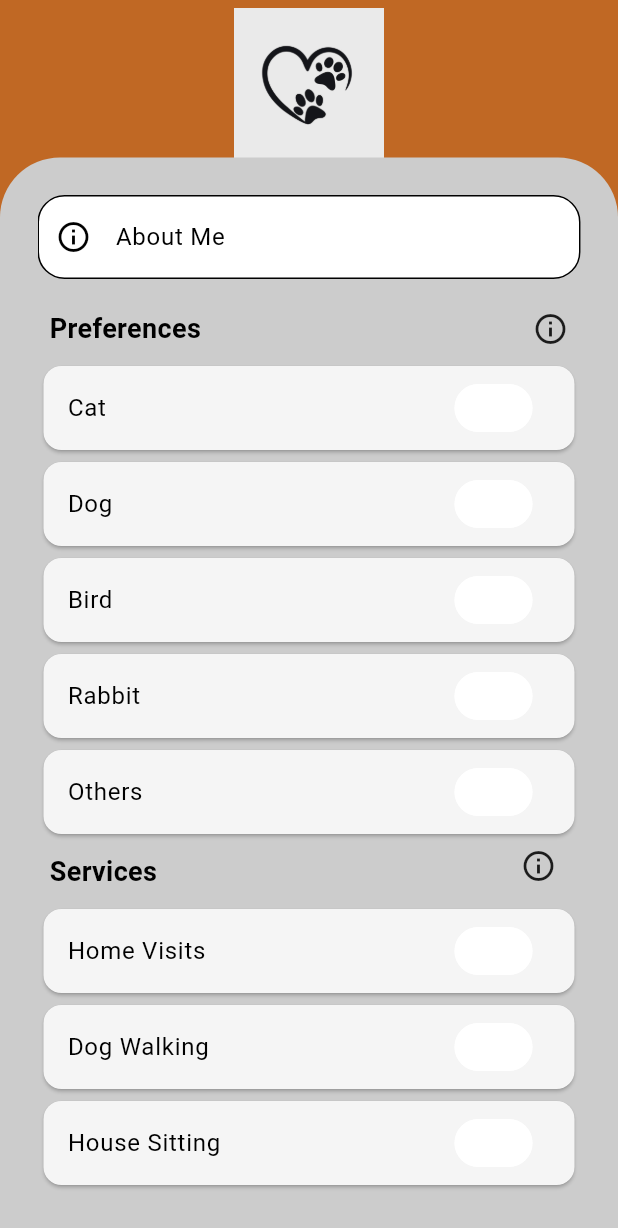
After one commit to Vaishnavi8507/pet_care, a Flutter app: the VolunteerReg screen opened by its route, after a tap on "Next", on a phone screen of 412 x 824 dp. The commit adds this screen. Shown: the top 1228 px of the screen. Run offline on Flutter 3.47's test engine with Material 3 defaults, Android fonts, the phone set to English and light mode, and no system bars; our stand-ins replace cloud_firestore, firebase_auth, firebase_core, image_picker; accounts and stored records are empty; statements that could not run were skipped.

Commit message:
added volunteer extra volunteer fields

```diff
--- a/lib/main.dart
+++ b/lib/main.dart
@@ -8,6 +8,7 @@ import 'package:pet_care/pages/owner&pet/pet_register.dart';
 import 'package:pet_care/pages/pets_page/pets.dart';
 import 'package:pet_care/pages/volunteer/volunteer_login_page.dart';
 import 'package:pet_care/pages/volunteer/volunteer_reg.dart';
+import 'package:pet_care/pages/volunteer/volunter_reg2.dart';
 import 'package:pet_care/provider/forgot_password_provider.dart';
 import 'package:pet_care/provider/owner_login_provider.dart';
 import 'package:pet_care/provider/owner_reg_provider.dart';
@@ -61,7 +62,8 @@ class MyApp extends StatelessWidget {
         '/petRegister': (context) => PetRegistration(),
         '/volunteerRegister': (context) => VolunteerReg(),
         '/volunteerLogin': (context) => VolunteerLogin(),
-        '/forgotPassword': (context) => ForgotPasswordScreen()
+        '/forgotPassword': (context) => ForgotPasswordScreen(),
+        '/volunteerRegister2': (context) => VolunteerRegPage2()
       },
     );
   }
--- a/lib/pages/volunteer/volunteer_reg.dart
+++ b/lib/pages/volunteer/volunteer_reg.dart
@@ -120,15 +120,21 @@ class VolunteerReg extends StatelessWidget {
                             SizedBox(height: 5),
                             CustomTextButton(
                               onPressed: () {
-                                provider.setVolunteerName(_volunteerNameController.text);
-                                provider.setVolunteerEmail(_volunteerEmailController.text);
-                                provider.setVolunteerPassword(_volunteerPasswordController.text);
-                                provider.setVolunteerPhoneNo(_volunteerPhoneNoController.text);
-                                provider.setVolunteerAge(_volunteerAgeController.text);
-                                provider.setVolunteerOccupation(_volunteerOccupationController.text);
-                                provider.volunteerSignUp();
+                                provider.setVolunteerName(
+                                    _volunteerNameController.text);
+                                provider.setVolunteerEmail(
+                                    _volunteerEmailController.text);
+                                provider.setVolunteerPassword(
+                                    _volunteerPasswordController.text);
+                                provider.setVolunteerPhoneNo(
+                                    _volunteerPhoneNoController.text);
+                                provider.setVolunteerAge(
+                                    _volunteerAgeController.text);
+                                provider.setVolunteerOccupation(
+                                    _volunteerOccupationController.text);
+                                provider.navigateToVolunteerReg2(context);
                               },
-                              text: 'Sign Up',
+                              text: 'Next',
                               backgroundColor: LightColors.primaryDarkColor,
                               textColor: LightColors.textColor,
                               fontSize: 15,
@@ -143,9 +149,7 @@ class VolunteerReg extends StatelessWidget {
                                   fontSize: 16,
                                 ),
                                 children: <TextSpan>[
-                                    TextSpan(
-                                      text: ' ',
-                                    ),
+                                  TextSpan(text: ' '),
                                   TextSpan(
                                     text: 'Sign In',
                                     style: TextStyle(
@@ -153,9 +157,12 @@ class VolunteerReg extends StatelessWidget {
                                     ),
                                     recognizer: TapGestureRecognizer()
                                       ..onTap = () {
-                                            provider.navigateToVolunteerLogin(context);
-                                          })
-                                  ]),
+                                        provider
+                                            .navigateToVolunteerLogin(context);
+                                      },
+                                  )
+                                ],
+                              ),
                             ),
                           ],
                         ),
--- /dev/null
+++ b/lib/pages/volunteer/volunter_reg2.dart
@@ -0,0 +1,194 @@
+import 'package:flutter/material.dart';
+import 'package:pet_care/provider/volunteer_reg_provider.dart';
+import 'package:pet_care/widgets/components/text_button.dart';
+import 'package:pet_care/widgets/components/textfield.dart';
+import 'package:provider/provider.dart';
+import '../../constants/theme/light_colors.dart';
+
+class VolunteerRegPage2 extends StatelessWidget {
+  final _volunteerAboutMeController = TextEditingController();
+
+  @override
+  Widget build(BuildContext context) {
+    return Scaffold(
+      backgroundColor: LightColors.primaryDarkColor,
+      body: Padding(
+        padding: const EdgeInsets.only(top: 3.0),
+        child: Column(
+          crossAxisAlignment: CrossAxisAlignment.stretch,
+          children: [
+            SizedBox(height: 2),
+            Image.asset(
+              'assets/images/landing-2.jpg',
+              height: 100,
+              width: 90,
+            ),
+            Expanded(
+              child: Container(
+                decoration: const BoxDecoration(
+                  color: LightColors.borderColor,
+                  borderRadius: BorderRadius.only(
+                    topLeft: Radius.circular(40),
+                    topRight: Radius.circular(40),
+                  ),
+                ),
+                child: Padding(
+                  padding: const EdgeInsets.all(25.0),
+                  child: Consumer<VolunteerRegistrationProvider>(
+                    builder: (context, provider, child) {
+                      return SingleChildScrollView(
+                        child: Column(
+                          mainAxisSize: MainAxisSize.min,
+                          children: [
+                            MyTextField(
+                              hintText: 'About Me',
+                              obsText: false,
+                              controller: _volunteerAboutMeController,
+                              margin: EdgeInsets.only(bottom: 20),
+                              padding: EdgeInsets.zero,
+                              prefixIcon: Icon(Icons.info_outline),
+                              textStyle: TextStyle(color: Colors.black),
+                              fillColor: Colors.white,
+                            ),
+                          const Row(
+                            mainAxisAlignment: MainAxisAlignment.spaceBetween,
+                            children: [
+                               Padding(
+                                 padding:   EdgeInsets.only(bottom: 8.0, left: 8.0),
+                                 child:   Text('Preferences',
+                                                              style: TextStyle(
+                                                               color: Colors.black,
+                                                               fontWeight: FontWeight.bold,
+                                                               fontSize: 18
+
+                                                             ),),
+                               ),
+                               Padding(padding: EdgeInsets.only(bottom: 8.0, right: 8.0),
+                               child: const Icon(Icons.info_outlined),)
+
+                            ],
+                           ),
+                            Card(
+                              color: LightColors.backgroundColor,
+                              child: SwitchListTile(
+                              title: Text('Cat'),
+                              value: provider.prefersCat,
+                              onChanged: (bool value) {
+                                provider.setPrefersCat(value);
+                              },
+                            ),
+                            ),
+                           Card(
+                            color:LightColors.backgroundColor,
+                            child:  SwitchListTile(
+                              title: Text('Dog'),
+                              value: provider.prefersDog,
+                              onChanged: (bool value) {
+                                provider.setPrefersDog(value);
+                              },
+                            ),
+                           ),
+                           Card(
+                            color:LightColors.backgroundColor,
+                            child:  SwitchListTile(
+                              title: Text('Bird'),
+                              value: provider.prefersBird,
+                              onChanged: (bool value) {
+                                provider.setPrefersBird(value);
+                              },
+                            ),
+                           ),
+                           Card(
+                            color:LightColors.backgroundColor,
+                            child:  SwitchListTile(
+                              title: Text('Rabbit'),
+                              value: provider.prefersRabbit,
+                              onChanged: (bool value) {
+                                provider.setPrefersRabbit(value);
+                              },
+                            ),
+                           ),
+                            Card(
+                              color:LightColors.backgroundColor,
+                              child: SwitchListTile(
+                              title: Text('Others'),
+                              value: provider.prefersOthers,
+                              onChanged: (bool value) {
+                                provider.setPrefersOthers(value);
+                              },
+                            ),
+                            ),
+                          const Row(
+                            mainAxisAlignment: MainAxisAlignment.spaceBetween,
+                            children: [
+                               Padding(
+                                 padding:   EdgeInsets.only(top: 8.0,bottom: 8.0, left: 8.0),
+                                 child:   Text('Services',
+                                                              style: TextStyle(
+                                                               color: Colors.black,
+                                                               fontWeight: FontWeight.bold,
+                                                               fontSize: 18
+
+                                                             ),),
+                               ),
+                               Padding(padding: EdgeInsets.only(bottom:8.0, right : 16.0),
+                               child: const Icon(Icons.info_outlined),)
+
+                            ],
+                           ),
+                           Card(
+                            color:LightColors.backgroundColor,
+                            child:  SwitchListTile(
+                              title: Text('Home Visits'),
+                              value: provider.providesHomeVisits,
+                              onChanged: (bool value) {
+                                provider.setProvidesHomeVisits(value);
+                              },
+                            ),
+                           ),
+                            Card(
+                              color:LightColors.backgroundColor,
+                              child: SwitchListTile(
+                              title: Text('Dog Walking'),
+                              value: provider.providesDogWalking,
+                              onChanged: (bool value) {
+                                provider.setProvidesDogWalking(value);
+                              },
+                            ),
+                            ),
+                          Card(
+                            color:LightColors.backgroundColor,
+                            child:   SwitchListTile(
+                              title: Text('House Sitting'),
+                              value: provider.providesHouseSitting,
+                              onChanged: (bool value) {
+                                provider.setProvidesHouseSitting(value);
+                              },
+                            ),
+                          ),
+                            SizedBox(height: 5),
+                            CustomTextButton(
+                              onPressed: () {
+                                provider.setVolunteerAboutMe(_volunteerAboutMeController.text);
+                                provider.volunteerSignUp();
+                              },
+                              text: 'Sign Up',
+                              backgroundColor: LightColors.primaryDarkColor,
+                              textColor: LightColors.textColor,
+                              fontSize: 15,
+                              width: 100,
+                            ),
+                          ],
+                        ),
+                      );
+                    },
+                  ),
+                ),
+              ),
+            ),
+          ],
+        ),
+      ),
+    );
+  }
+}
--- a/lib/provider/volunteer_reg_provider.dart
+++ b/lib/provider/volunteer_reg_provider.dart
@@ -10,6 +10,15 @@ class VolunteerRegistrationProvider extends ChangeNotifier {
   String _volunteerPhoneNo = '';
   String _volunteerAge = '';
   String _volunteerOccupation = '';
+  String _volunteerAboutMe = '';
+  bool _prefersCat = false;
+  bool _prefersDog = false;
+  bool _prefersBird = false;
+  bool _prefersRabbit = false;
+  bool _prefersOthers = false;
+  bool _providesHomeVisits = false;
+  bool _providesDogWalking = false;
+  bool _providesHouseSitting = false;
   bool _isVolunteerPasswordVisible = false;
 
   final String _volunteerRole = 'volunteer';
@@ -22,6 +31,15 @@ class VolunteerRegistrationProvider extends ChangeNotifier {
   String get volunteerPhoneNo => _volunteerPhoneNo;
   String get volunteerAge => _volunteerAge;
   String get volunteerOccupation => _volunteerOccupation;
+  String get volunteerAboutMe => _volunteerAboutMe;
+  bool get prefersCat => _prefersCat;
+  bool get prefersDog => _prefersDog;
+  bool get prefersBird => _prefersBird;
+  bool get prefersRabbit => _prefersRabbit;
+  bool get prefersOthers => _prefersOthers;
+  bool get providesHomeVisits => _providesHomeVisits;
+  bool get providesDogWalking => _providesDogWalking;
+  bool get providesHouseSitting => _providesHouseSitting;
   bool get isPasswordVisible => _isVolunteerPasswordVisible;
 
   void setVolunteerName(String name) {
@@ -49,6 +67,51 @@ class VolunteerRegistrationProvider extends ChangeNotifier {
     notifyListeners();
   }
 
+  void setVolunteerAboutMe(String aboutMe) {
+    _volunteerAboutMe = aboutMe;
+    notifyListeners();
+  }
+
+  void setPrefersCat(bool value) {
+    _prefersCat = value;
+    notifyListeners();
+  }
+
+  void setPrefersDog(bool value) {
+    _prefersDog = value;
+    notifyListeners();
+  }
+
+  void setPrefersBird(bool value) {
+    _prefersBird = value;
+    notifyListeners();
+  }
+
+  void setPrefersRabbit(bool value) {
+    _prefersRabbit = value;
+    notifyListeners();
+  }
+
+  void setPrefersOthers(bool value) {
+    _prefersOthers = value;
+    notifyListeners();
+  }
+
+  void setProvidesHomeVisits(bool value) {
+    _providesHomeVisits = value;
+    notifyListeners();
+  }
+
+  void setProvidesDogWalking(bool value) {
+    _providesDogWalking = value;
+    notifyListeners();
+  }
+
+  void setProvidesHouseSitting(bool value) {
+    _providesHouseSitting = value;
+    notifyListeners();
+  }
+
   void setVolunteerOccupation(String occupation) {
     _volunteerOccupation = occupation;
     notifyListeners();
@@ -60,7 +123,11 @@ class VolunteerRegistrationProvider extends ChangeNotifier {
   }
 
   Future<void> volunteerSignUp() async {
-    if (_volunteerName.isEmpty || _volunteerEmail.isEmpty || _volunteerPassword.isEmpty || _volunteerPhoneNo.isEmpty || _volunteerAge.isEmpty) {
+    if (_volunteerName.isEmpty ||
+        _volunteerEmail.isEmpty ||
+        _volunteerPassword.isEmpty ||
+        _volunteerPhoneNo.isEmpty ||
+        _volunteerAge.isEmpty) {
       print("All fields are required!");
       return;
     }
@@ -86,6 +153,15 @@ class VolunteerRegistrationProvider extends ChangeNotifier {
         phoneNo: volunteerPhoneNo,
         age: volunteerAge,
         occupation: volunteerOccupation,
+        aboutMe: volunteerAboutMe,
+        prefersCat: prefersCat,
+        prefersDog: prefersDog,
+        prefersBird: prefersBird,
+        prefersRabbit: prefersRabbit,
+        prefersOthers: prefersOthers,
+        providesHomeVisits: providesHomeVisits,
+        providesDogWalking: providesDogWalking,
+        providesHouseSitting: providesHouseSitting,
         role: _volunteerRole,
       );
       print('Volunteer signed up and details saved');
@@ -95,4 +171,8 @@ class VolunteerRegistrationProvider extends ChangeNotifier {
   void navigateToVolunteerLogin(BuildContext context) {
     Navigator.pushNamed(context, '/volunteerLogin');
   }
+
+  void navigateToVolunteerReg2(BuildContext context) {
+    Navigator.pushNamed(context, '/volunteerRegister2');
+  }
 }
```
Also changed, not shown: lib/services/firestore_service/volunteer_firestore.dart (+25 -5 lines), lib/pages/screens/owner_homescreen.dart (line endings or trailing spaces). Lines whose indentation alone changed are shown as unchanged.
